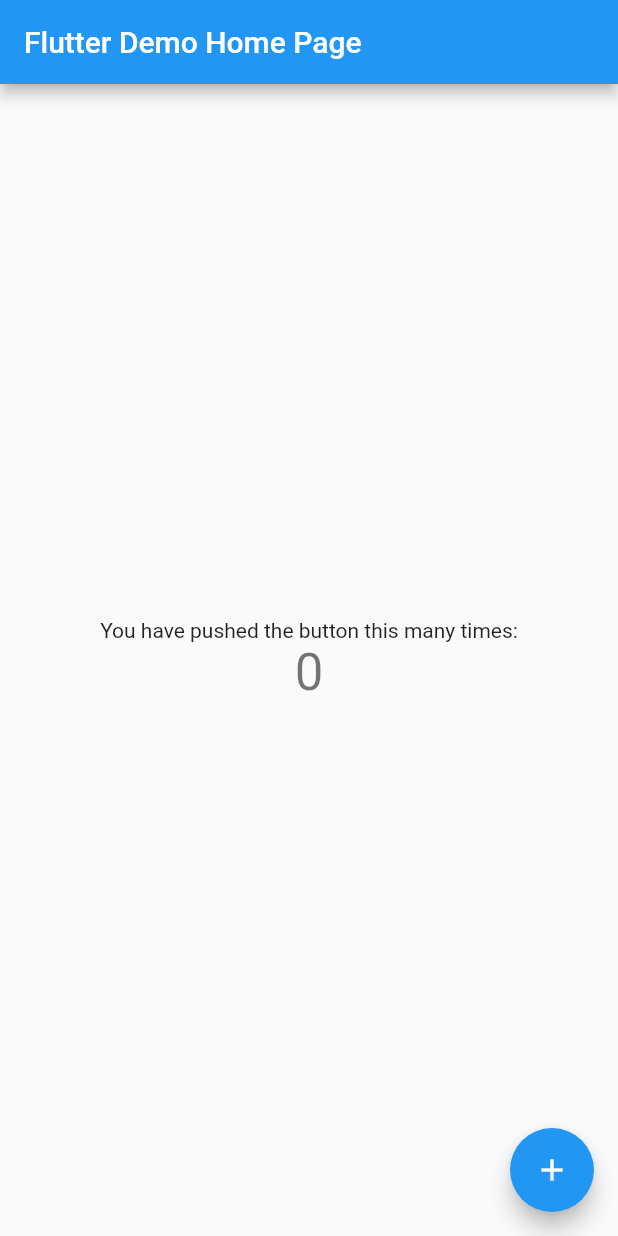
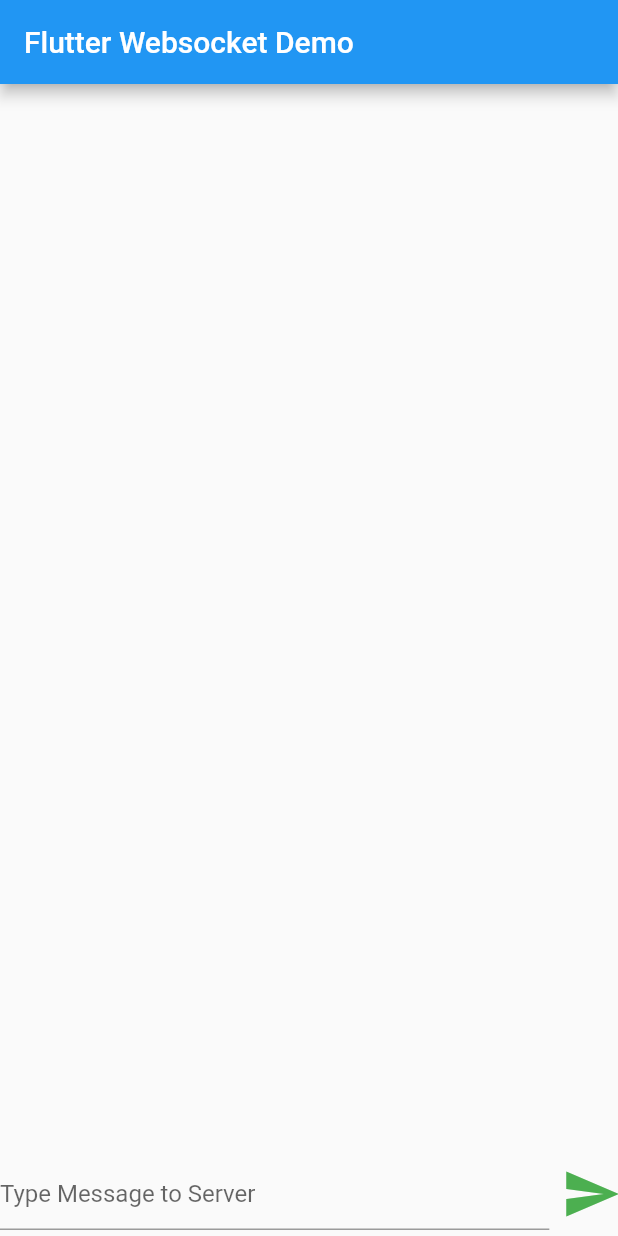
Before and after one commit to wizardoma/springbootflutterwebsocket, a Flutter app: the screen it shows after launch, on a phone screen of 412 x 824 dp. Run offline on Flutter 3.47's test engine with Material 2 defaults, Android fonts, the phone set to English and light mode, and no system bars.

Commit message:
setup flutter simple ui

```diff
--- a/flutterclient/lib/main.dart
+++ b/flutterclient/lib/main.dart
@@ -9,105 +9,70 @@ class MyApp extends StatelessWidget {
   @override
   Widget build(BuildContext context) {
     return MaterialApp(
-      title: 'Flutter Demo',
+      title: 'Flutter WebSocket Demo',
       theme: ThemeData(
-        // This is the theme of your application.
-        //
-        // Try running your application with "flutter run". You'll see the
-        // application has a blue toolbar. Then, without quitting the app, try
-        // changing the primarySwatch below to Colors.green and then invoke
-        // "hot reload" (press "r" in the console where you ran "flutter run",
-        // or simply save your changes to "hot reload" in a Flutter IDE).
-        // Notice that the counter didn't reset back to zero; the application
-        // is not restarted.
         primarySwatch: Colors.blue,
       ),
-      home: MyHomePage(title: 'Flutter Demo Home Page'),
+      home: MyHomePage(),
     );
   }
 }
 
 class MyHomePage extends StatefulWidget {
-  MyHomePage({Key key, this.title}) : super(key: key);
-
-  // This widget is the home page of your application. It is stateful, meaning
-  // that it has a State object (defined below) that contains fields that affect
-  // how it looks.
-
-  // This class is the configuration for the state. It holds the values (in this
-  // case the title) provided by the parent (in this case the App widget) and
-  // used by the build method of the State. Fields in a Widget subclass are
-  // always marked "final".
-
-  final String title;
-
   @override
   _MyHomePageState createState() => _MyHomePageState();
 }
 
 class _MyHomePageState extends State<MyHomePage> {
-  int _counter = 0;
+  TextEditingController textEditingController;
 
-  void _incrementCounter() {
-    setState(() {
-      // This call to setState tells the Flutter framework that something has
-      // changed in this State, which causes it to rerun the build method below
-      // so that the display can reflect the updated values. If we changed
-      // _counter without calling setState(), then the build method would not be
-      // called again, and so nothing would appear to happen.
-      _counter++;
-    });
+  @override
+  void initState() {
+    textEditingController = TextEditingController();
+    super.initState();
   }
 
   @override
+  void dispose() {
+    textEditingController.dispose();
+    super.dispose();
+  }
+
+  void sendMessage() {}
+
+  @override
   Widget build(BuildContext context) {
-    // This method is rerun every time setState is called, for instance as done
-    // by the _incrementCounter method above.
-    //
-    // The Flutter framework has been optimized to make rerunning build methods
-    // fast, so that you can just rebuild anything that needs updating rather
-    // than having to individually change instances of widgets.
     return Scaffold(
       appBar: AppBar(
-        // Here we take the value from the MyHomePage object that was created by
-        // the App.build method, and use it to set our appbar title.
-        title: Text(widget.title),
+        title: Text("Flutter Websocket Demo"),
       ),
-      body: Center(
-        // Center is a layout widget. It takes a single child and positions it
-        // in the middle of the parent.
-        child: Column(
-          // Column is also a layout widget. It takes a list of children and
-          // arranges them vertically. By default, it sizes itself to fit its
-          // children horizontally, and tries to be as tall as its parent.
-          //
-          // Invoke "debug painting" (press "p" in the console, choose the
-          // "Toggle Debug Paint" action from the Flutter Inspector in Android
-          // Studio, or the "Toggle Debug Paint" command in Visual Studio Code)
-          // to see the wireframe for each widget.
-          //
-          // Column has various properties to control how it sizes itself and
-          // how it positions its children. Here we use mainAxisAlignment to
-          // center the children vertically; the main axis here is the vertical
-          // axis because Columns are vertical (the cross axis would be
-          // horizontal).
-          mainAxisAlignment: MainAxisAlignment.center,
-          children: <Widget>[
-            Text(
-              'You have pushed the button this many times:',
+      body: SafeArea(
+        child: SingleChildScrollView(
+          child: Container(),
+        ),
+      ),
+      bottomNavigationBar: Container(
+        child: Row(
+          mainAxisAlignment: MainAxisAlignment.spaceBetween,
+          children: [
+            Flexible(
+              child: TextField(
+                decoration: InputDecoration(
+                  hintText: "Type Message to Server",
+                ),
+              ),
+              flex: 8,
             ),
-            Text(
-              '$_counter',
-              style: Theme.of(context).textTheme.headline4,
-            ),
+            Flexible(
+                child: IconButton(
+              onPressed: sendMessage,
+              iconSize: 40,
+              icon: Icon(Icons.send),
+              color: Colors.green,
+            ))
           ],
         ),
       ),
-      floatingActionButton: FloatingActionButton(
-        onPressed: _incrementCounter,
-        tooltip: 'Increment',
-        child: Icon(Icons.add),
-      ), // This trailing comma makes auto-formatting nicer for build methods.
     );
   }
 }
```
